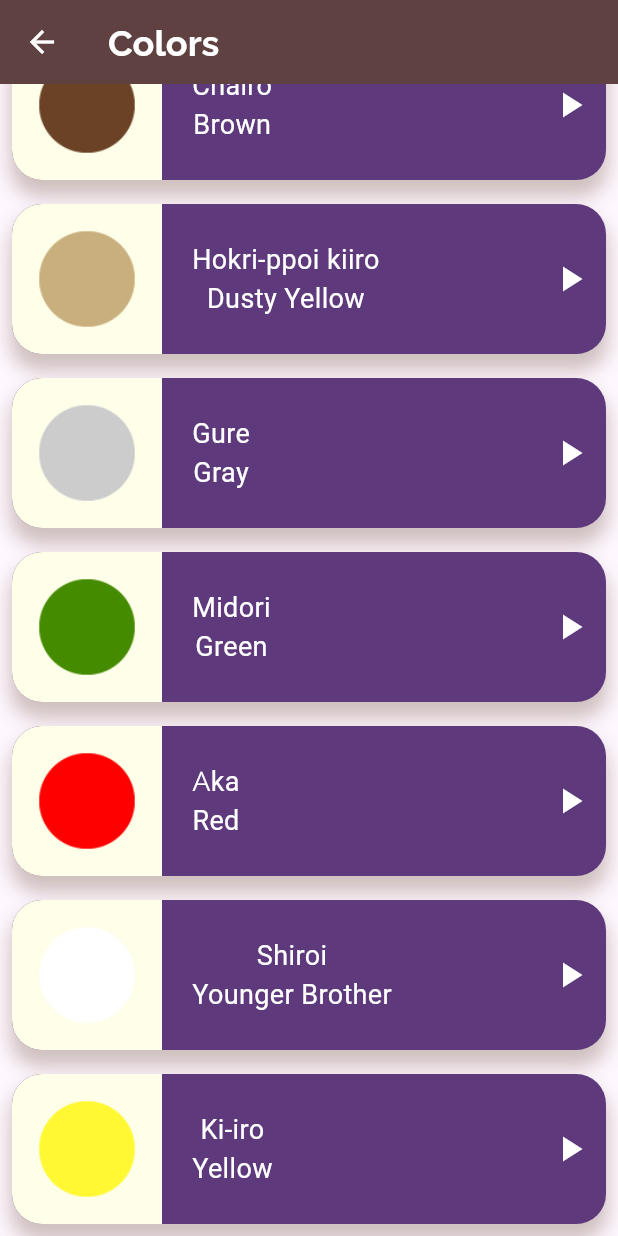
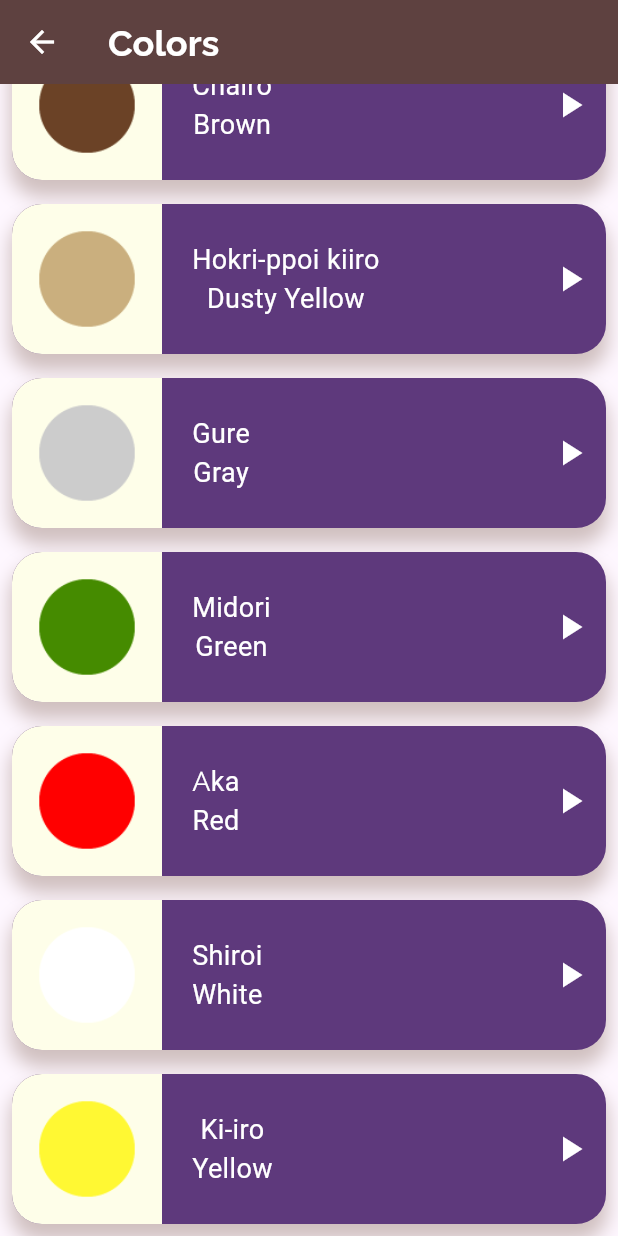
Before and after one commit to OmarMohammed5/Toku-App, a Flutter app: the ColorsScreen screen opened directly, scrolled down 160 dp, on a phone screen of 412 x 824 dp. Run offline on Flutter 3.47's test engine with Material 3 defaults, Android fonts, the phone set to English and light mode, and no system bars; our stand-ins replace audioplayers, google_fonts.

Commit message:
change enName in  colors list

```diff
--- a/lib/constant.dart
+++ b/lib/constant.dart
@@ -178,7 +178,7 @@ final List<ItemModel> colors = [
   ItemModel(
     image: "assets/images/colors/color_white.png",
     jpName: "Shiroi",
-    enName: "Younger Brother",
+    enName: "White",
     sound: "sounds/colors/white.wav",
   ),
   ItemModel(
```
